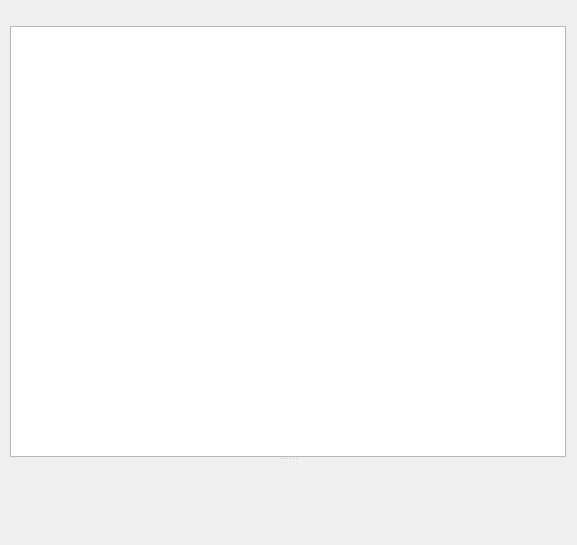
The window that sVanilla/src/ClientUi/VideoList/VideoWidget.ui (WangPengZhan/sVanilla) describes before a commit, drawn with Qt 5.
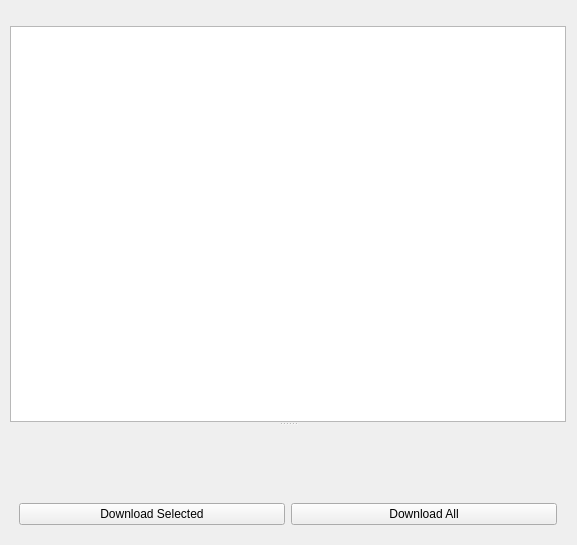
The same window after the commit. Custom widgets are drawn as their Qt base class.

Commit message: feat(ui): add publish data

Patch:
```diff
--- a/sVanilla/src/ClientUi/VideoList/VideoWidget.ui
+++ b/sVanilla/src/ClientUi/VideoList/VideoWidget.ui
@@ -154,7 +154,24 @@
     </widget>
    </item>
    <item>
-    <widget class="QWidget" name="btnGroupsAction" native="true"/>
+    <widget class="QWidget" name="btnGroupsAction" native="true">
+     <layout class="QHBoxLayout" name="horizontalLayout">
+      <item>
+       <widget class="QPushButton" name="btnDownloadSelected">
+        <property name="text">
+         <string>Download Selected</string>
+        </property>
+       </widget>
+      </item>
+      <item>
+       <widget class="QPushButton" name="btnDownloadAll">
+        <property name="text">
+         <string>Download All</string>
+        </property>
+       </widget>
+      </item>
+     </layout>
+    </widget>
    </item>
   </layout>
  </widget>
```
The commit also changes 3 other files.
